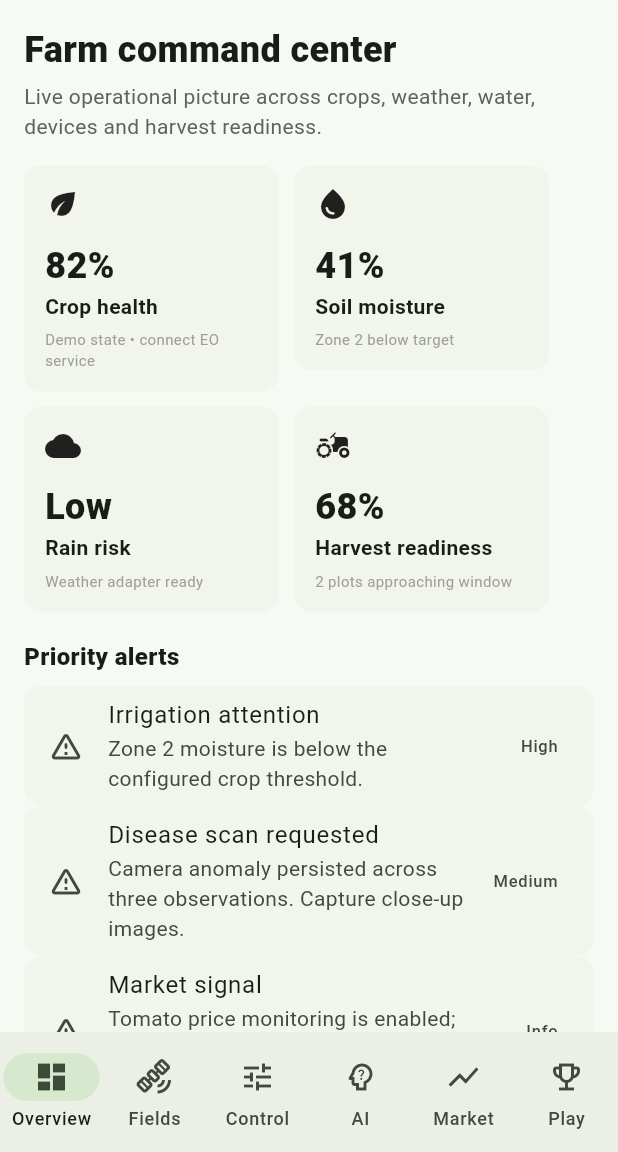
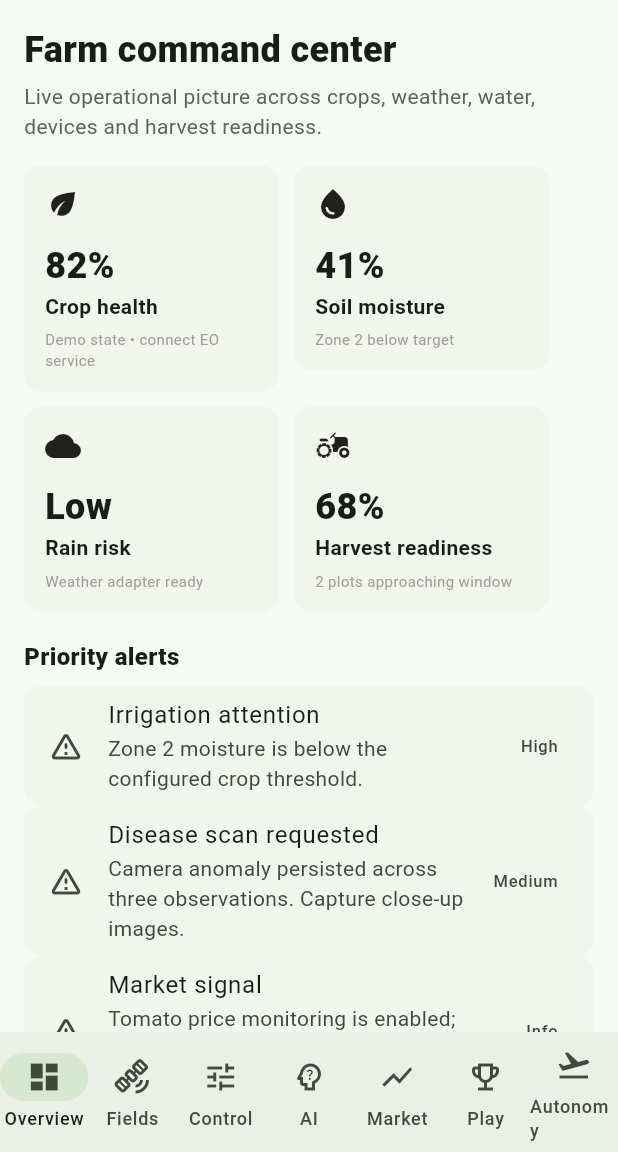
Before and after one commit to chrisndirangu54/Farmers-Buddy, a Flutter app: the screen it shows after launch, on a phone screen of 412 x 824 dp, the part 84-1236 px from its top. Run offline on Flutter 3.47's test engine with Material 3 defaults, Android fonts, the phone set to English and light mode, and no system bars; our stand-ins replace cloud_firestore, cloud_functions, firebase_auth, firebase_core; accounts and stored records are empty.

Commit message:
Add farm autonomy to main navigation

```diff
--- a/lib/main.dart
+++ b/lib/main.dart
@@ -2,6 +2,7 @@ import 'package:flutter/material.dart';
 import 'package:firebase_core/firebase_core.dart';
 import 'rpg/live_rpg_page.dart';
 import 'admin/super_admin_page.dart';
+import 'autonomy/autonomy_page.dart';
 
 Future<void> main() async {
   WidgetsFlutterBinding.ensureInitialized();
@@ -43,6 +44,7 @@ class _FarmShellState extends State<FarmShell> {
     IntelligencePage(),
     MarketPage(),
     const FarmRpgGate(),
+    const FarmAutonomyGate(),
   ];
 
   @override
@@ -73,6 +75,7 @@ class _FarmShellState extends State<FarmShell> {
           NavigationDestination(icon: Icon(Icons.psychology_alt_outlined), selectedIcon: Icon(Icons.psychology_alt), label: 'AI'),
           NavigationDestination(icon: Icon(Icons.show_chart), label: 'Market'),
           NavigationDestination(icon: Icon(Icons.emoji_events_outlined), selectedIcon: Icon(Icons.emoji_events), label: 'Play'),
+          NavigationDestination(icon: Icon(Icons.flight_takeoff), selectedIcon: Icon(Icons.precision_manufacturing), label: 'Autonomy'),
         ],
       ),
     );
```
